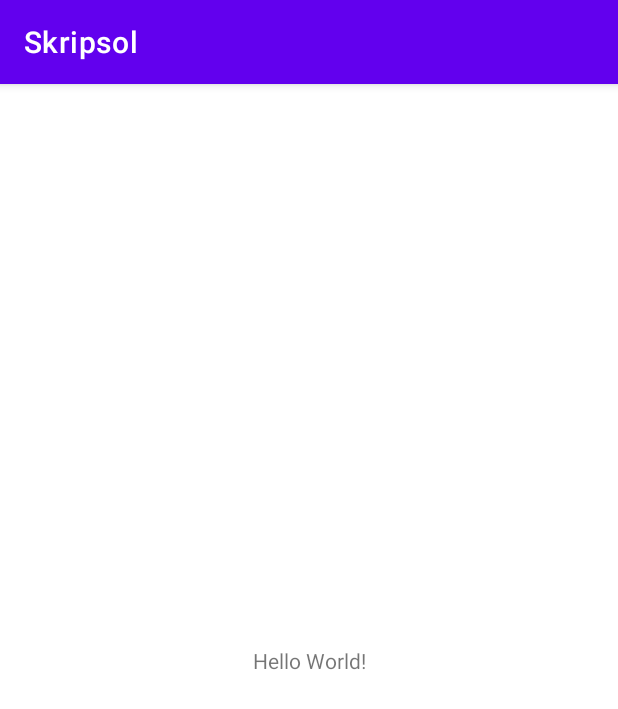
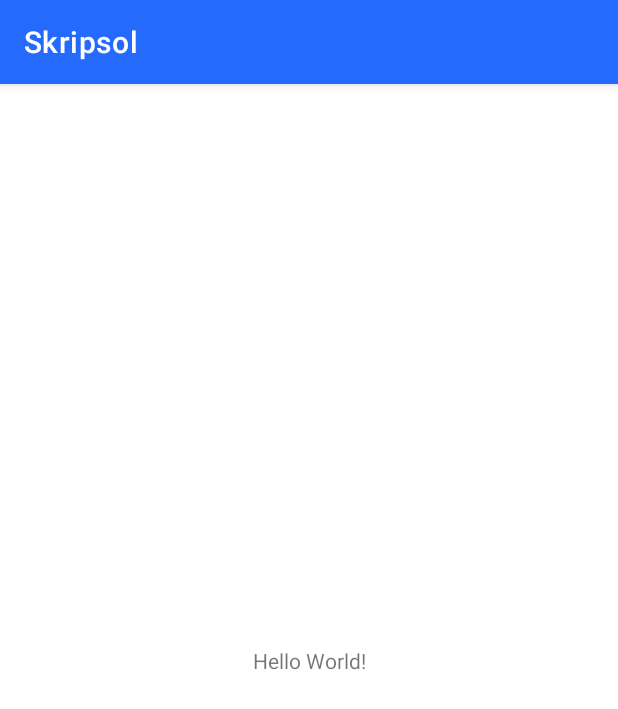
Before and after one commit to hendrawan-tech/skipsol-mobile, an Android app: the screen it shows after launch (MainActivity), on a phone screen of 412 x 824 dp. Shown: the top 709 px of the screen. Run offline under Robolectric (Android 15) with nearby library versions, the light colour scheme and no system bars.

Commit message:
feat(asset) : adds font,variable color,
there's modify on themes.xml, implement the color variable in themes.xml

```diff
--- a/app/src/main/res/values-night/themes.xml
+++ b/app/src/main/res/values-night/themes.xml
@@ -2,13 +2,13 @@
     <!-- Base application theme. -->
     <style name="Theme.Skripsol" parent="Theme.MaterialComponents.DayNight.DarkActionBar">
         <!-- Primary brand color. -->
-        <item name="colorPrimary">@color/purple_200</item>
-        <item name="colorPrimaryVariant">@color/purple_700</item>
-        <item name="colorOnPrimary">@color/black</item>
+        <item name="colorPrimary">@color/primary_color</item>
+        <item name="colorPrimaryVariant">@color/font_secondary_variant</item>
+        <item name="colorOnPrimary">@color/font_primary_color</item>
         <!-- Secondary brand color. -->
-        <item name="colorSecondary">@color/teal_200</item>
-        <item name="colorSecondaryVariant">@color/teal_200</item>
-        <item name="colorOnSecondary">@color/black</item>
+        <item name="colorSecondary">@color/secondary_color</item>
+        <item name="colorSecondaryVariant">@color/secondary_variant</item>
+        <item name="colorOnSecondary">@color/font_secondary_variant</item>
         <!-- Status bar color. -->
         <item name="android:statusBarColor">?attr/colorPrimaryVariant</item>
         <!-- Customize your theme here. -->
--- a/app/src/main/res/values/colors.xml
+++ b/app/src/main/res/values/colors.xml
@@ -1,10 +1,12 @@
 <?xml version="1.0" encoding="utf-8"?>
 <resources>
-    <color name="purple_200">#FFBB86FC</color>
-    <color name="purple_500">#FF6200EE</color>
-    <color name="purple_700">#FF3700B3</color>
-    <color name="teal_200">#FF03DAC5</color>
-    <color name="teal_700">#FF018786</color>
-    <color name="black">#FF000000</color>
-    <color name="white">#FFFFFFFF</color>
+    <color name="primary_color">#FF246BFD</color>
+    <color name="secondary_color">#FF6497FF</color>
+    <color name="secondary_variant">#FFD3E1FF</color>
+    <color name="font_primary_color">#FF03001C</color>
+    <color name="font_secondary_color">#FF6B728E</color>
+    <color name="font_secondary_variant">#FFAFAFAE</color>
+    <color name="border_color">#FFE7E7E7</color>
+    <color name="white_color">#FFFFFFFF</color>
+    <color name="gradient_color">#FF246BFD</color>
 </resources>
--- a/app/src/main/res/values/themes.xml
+++ b/app/src/main/res/values/themes.xml
@@ -2,13 +2,13 @@
     <!-- Base application theme. -->
     <style name="Theme.Skripsol" parent="Theme.MaterialComponents.DayNight.DarkActionBar">
         <!-- Primary brand color. -->
-        <item name="colorPrimary">@color/purple_500</item>
-        <item name="colorPrimaryVariant">@color/purple_700</item>
-        <item name="colorOnPrimary">@color/white</item>
+        <item name="colorPrimary">@color/primary_color</item>
+        <item name="colorPrimaryVariant">@color/font_secondary_variant</item>
+        <item name="colorOnPrimary">@color/font_primary_color</item>
         <!-- Secondary brand color. -->
-        <item name="colorSecondary">@color/teal_200</item>
-        <item name="colorSecondaryVariant">@color/teal_700</item>
-        <item name="colorOnSecondary">@color/black</item>
+        <item name="colorSecondary">@color/secondary_color</item>
+        <item name="colorSecondaryVariant">@color/secondary_variant</item>
+        <item name="colorOnSecondary">@color/font_secondary_variant</item>
         <!-- Status bar color. -->
         <item name="android:statusBarColor">?attr/colorPrimaryVariant</item>
         <!-- Customize your theme here. -->
```
Also changed, not shown: app/src/main/res/font/golos_text_black.ttf (added), app/src/main/res/font/golos_text_bold.ttf (added), app/src/main/res/font/golos_text_extra_bold.ttf (added), app/src/main/res/font/golos_text_medium.ttf (added), app/src/main/res/font/golos_text_regular.ttf (added), app/src/main/res/font/golos_text_semi_bold.ttf (added).
